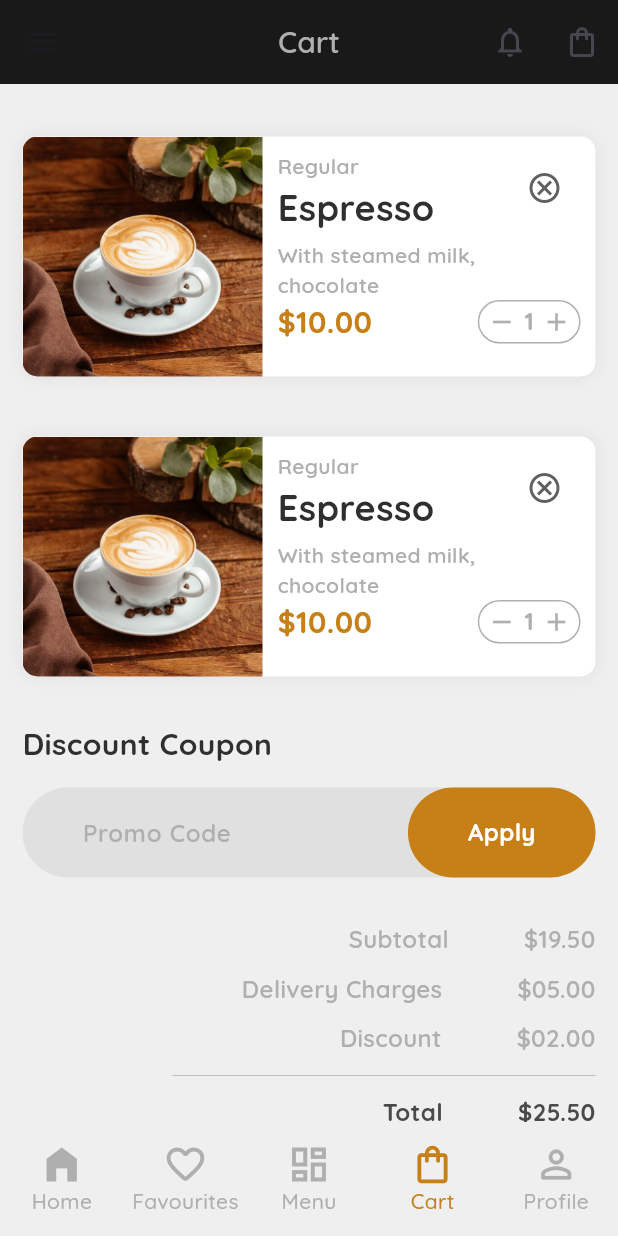
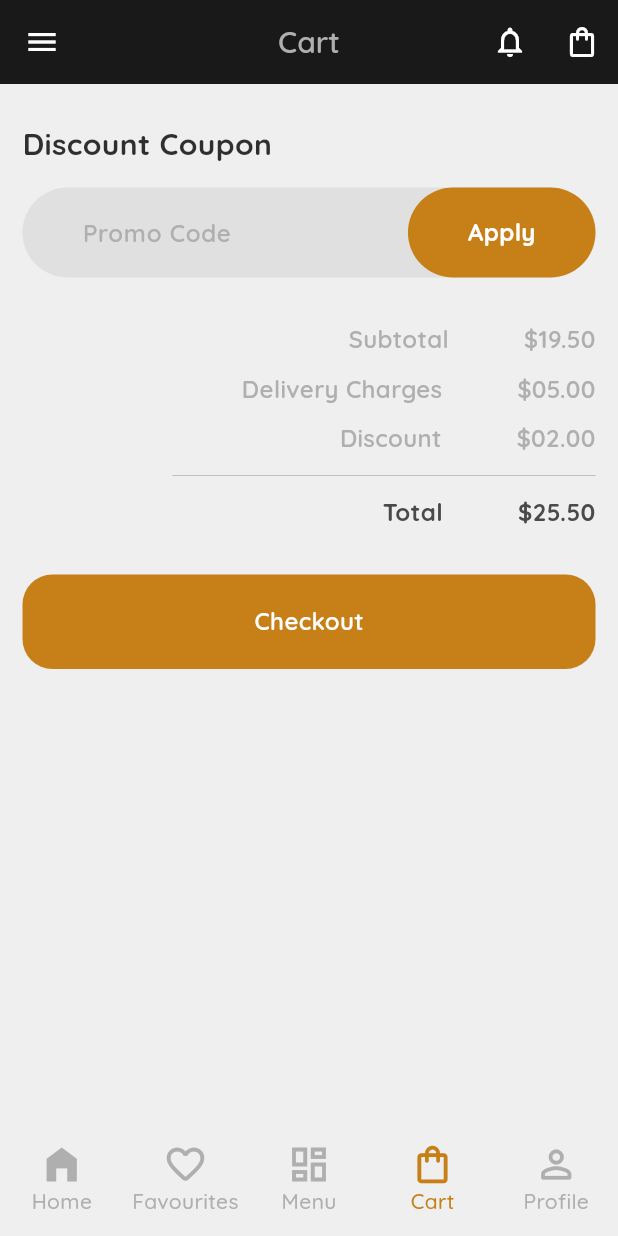
Before and after one commit to Sukkoth/Coffee-Cafe, a Flutter app: the screen it shows after launch, swiped to page 4, on a phone screen of 412 x 824 dp. Run offline on Flutter 3.47's test engine with Material 3 defaults, Android fonts, the phone set to English and light mode, and no system bars; our stand-ins replace get, google_fonts, smooth_page_indicator; accounts and stored records are empty.

Commit message:
on cart controller

```diff
--- a/lib/main.dart
+++ b/lib/main.dart
@@ -1,5 +1,6 @@
 import 'package:coffe_shop/constants.dart';
 import 'package:coffe_shop/controllers/auth_controller.dart';
+import 'package:coffe_shop/controllers/cart_controller.dart';
 import 'package:coffe_shop/controllers/index_pages_controller.dart';
 import 'package:coffe_shop/controllers/payment_controller.dart';
 import 'package:coffe_shop/routes.dart';
@@ -10,6 +11,7 @@ void main(List<String> args) {
   Get.put(AuthController());
   Get.put(IndexPageController());
   Get.put(PaymentController());
+  Get.put(CartController());
   runApp(const MyApp());
 }
 
@@ -20,6 +22,9 @@ class MyApp extends StatelessWidget {
   Widget build(BuildContext context) {
     return GetMaterialApp(
       theme: ThemeData(
+          appBarTheme: const AppBarTheme(
+            foregroundColor: Colors.white,
+          ),
           primaryColor: MyColors.primary,
           primarySwatch: Colors.amber,
           datePickerTheme: const DatePickerThemeData(
--- /dev/null
+++ b/lib/models/cart.dart
@@ -0,0 +1,17 @@
+import 'package:coffe_shop/models/menu_item.dart';
+import 'package:uuid/uuid.dart';
+
+final _generateId = const Uuid().v4;
+
+enum CartQuantityOptions { increment, decrement }
+
+class Cart {
+  final String id;
+  final MenuItem menuItem;
+  int quantity;
+
+  Cart({
+    required this.menuItem,
+    this.quantity = 1,
+  }) : id = _generateId();
+}
--- a/lib/pages/confirm_order_page.dart
+++ b/lib/pages/confirm_order_page.dart
@@ -27,9 +27,6 @@ class ConfirmOrderPage extends StatelessWidget {
                           children: [
                             Image.asset(
                               'assets/images/success.png',
-                            ),
-                            const SizedBox(
-                              height: 50,
                             ),
                             Text(
                               "Your order has been placed successfully",
--- a/lib/pages/home_pages/cart_page.dart
+++ b/lib/pages/home_pages/cart_page.dart
@@ -1,6 +1,8 @@
+import 'package:coffe_shop/controllers/cart_controller.dart';
 import 'package:coffe_shop/widgets/cart_page/cart_item.dart';
 import 'package:coffe_shop/widgets/cart_page/cart_summary.dart';
 import 'package:flutter/material.dart';
+import 'package:get/get.dart';
 
 class CartPage extends StatelessWidget {
   const CartPage({super.key});
@@ -14,14 +16,18 @@ class CartPage extends StatelessWidget {
           crossAxisAlignment: CrossAxisAlignment.start,
           mainAxisAlignment: MainAxisAlignment.spaceBetween,
           children: [
-            ListView(
-              physics: const NeverScrollableScrollPhysics(),
-              shrinkWrap: true,
-              children: const [
-                CartItem(),
-                CartItem(),
-              ],
-            ),
+            GetX<CartController>(builder: (controller) {
+              return ListView.builder(
+                itemCount: controller.cart.length,
+                shrinkWrap: true,
+                physics: const NeverScrollableScrollPhysics(),
+                itemBuilder: (context, index) {
+                  return CartItem(
+                    cartItem: controller.cart[index],
+                  );
+                },
+              );
+            }),
             const CartSummary()
           ],
         ),
--- a/lib/widgets/cart_page/cart_item.dart
+++ b/lib/widgets/cart_page/cart_item.dart
@@ -1,9 +1,11 @@
 import 'package:coffe_shop/constants.dart';
+import 'package:coffe_shop/models/cart.dart';
 import 'package:coffe_shop/widgets/cart_page/cart_item_details.dart';
 import 'package:flutter/material.dart';
 
 class CartItem extends StatelessWidget {
-  const CartItem({super.key});
+  final Cart cartItem;
+  const CartItem({super.key, required this.cartItem});
 
   @override
   Widget build(BuildContext context) {
@@ -34,8 +36,8 @@ class CartItem extends StatelessWidget {
               fit: BoxFit.cover,
             ),
           ),
-          const Expanded(
-            child: CartItemDetails(),
+          Expanded(
+            child: CartItemDetails(item: cartItem),
           )
         ],
         //details
--- a/lib/widgets/cart_page/cart_item_details.dart
+++ b/lib/widgets/cart_page/cart_item_details.dart
@@ -1,8 +1,10 @@
 import 'package:coffe_shop/constants.dart';
+import 'package:coffe_shop/models/cart.dart';
 import 'package:flutter/material.dart';
 
 class CartItemDetails extends StatelessWidget {
-  const CartItemDetails({super.key});
+  final Cart item;
+  const CartItemDetails({super.key, required this.item});
 
   @override
   Widget build(BuildContext context) {
@@ -25,12 +27,16 @@ class CartItemDetails extends StatelessWidget {
                       fontWeight: FontWeight.w600,
                     ),
                   ),
-                  Text(
-                    "Espresso",
-                    style: Typo.style(
-                      fontSize: Typo.header3,
-                      color: MyColors.shade7,
-                      fontWeight: FontWeight.w700,
+                  SizedBox(
+                    width: 150,
+                    child: Text(
+                      item.menuItem.name,
+                      overflow: TextOverflow.ellipsis,
+                      style: Typo.style(
+                        fontSize: Typo.header4,
+                        color: MyColors.shade7,
+                        fontWeight: FontWeight.w700,
+                      ),
                     ),
                   ),
                   const SizedBox(
@@ -63,7 +69,7 @@ class CartItemDetails extends StatelessWidget {
             children: [
               //price
               Text(
-                "\$10.00",
+                "\$${item.menuItem.price.toStringAsFixed(2)}",
                 style: Typo.style(
                   fontSize: Typo.header4,
                   color: MyColors.primary,
--- a/lib/widgets/product_detail_page/body/body.dart
+++ b/lib/widgets/product_detail_page/body/body.dart
@@ -28,7 +28,7 @@ class ProductDetailsBody extends StatelessWidget {
           const SizedBox(
             height: 25,
           ),
-          const ProductDetailsButtons()
+          ProductDetailsButtons(id: item.id)
         ],
       ),
     );
```
Also changed, not shown: lib/controllers/cart_controller.dart (added, +38 -0 lines), lib/widgets/app_bars/app_bar.dart (+6 -2 lines), lib/widgets/product_detail_page/body/buttons.dart (+14 -18 lines), assets/images/success.png.
